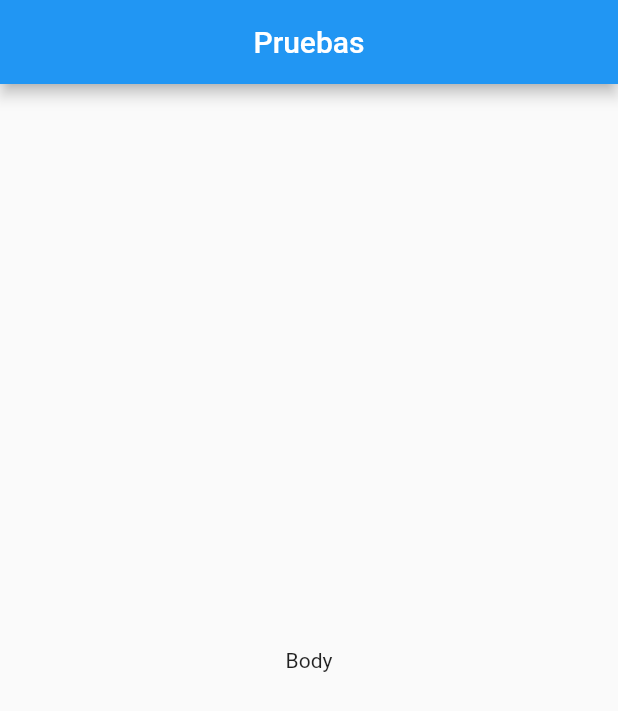
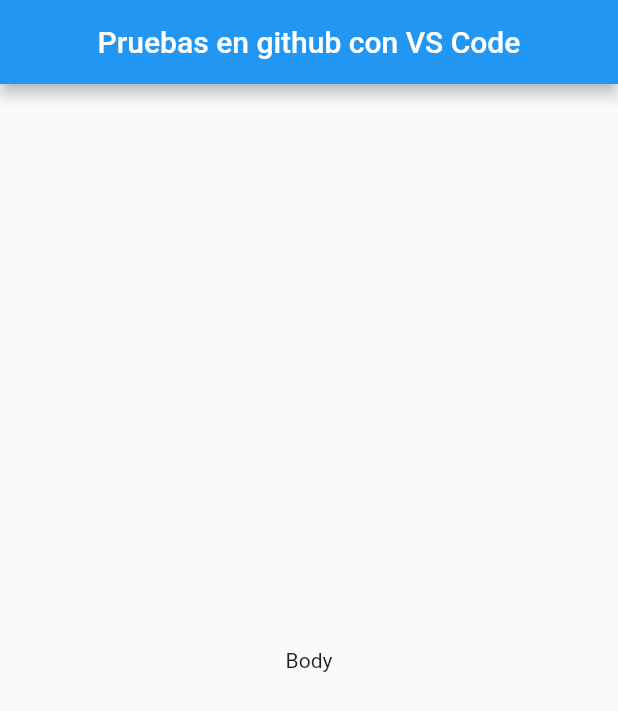
Before and after one commit to EnriqueLS/FlutterProyects, a Flutter app: the screen it shows after launch, on a phone screen of 412 x 824 dp. Shown: the top 711 px of the screen. Run offline on Flutter 3.47's test engine with Material 2 defaults, Android fonts, the phone set to English and light mode, and no system bars.

Commit message:
Segundo control

```diff
--- a/lib/PruebaModel.dart
+++ b/lib/PruebaModel.dart
@@ -4,7 +4,7 @@
 
 import 'dart:convert';
 
-PruebaModel pruebaModelFromJson(String str) => PruebaModel.fromJson(json.decode(str));
+PruebaModel pruebaModelFromJson(String cadena) => PruebaModel.fromJson(json.decode(cadena));
 
 String pruebaModelToJson(PruebaModel data) => json.encode(data.toJson());
 
--- a/lib/main.dart
+++ b/lib/main.dart
@@ -9,7 +9,7 @@ class MyApp extends StatelessWidget {
     return MaterialApp(
       home: Scaffold(
         appBar: AppBar(
-          title: Text("Pruebas"),
+          title: Text("Pruebas en github con VS Code"),
           centerTitle: true,
         ),
         body: Center(
```
